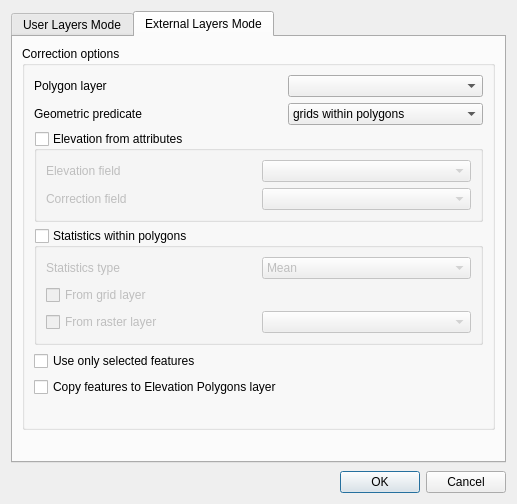
Qt form flo2d/ui/grid_elevation.ui (FLO-2DSoftware/qgis-flo-2d-plugin) before a commit.
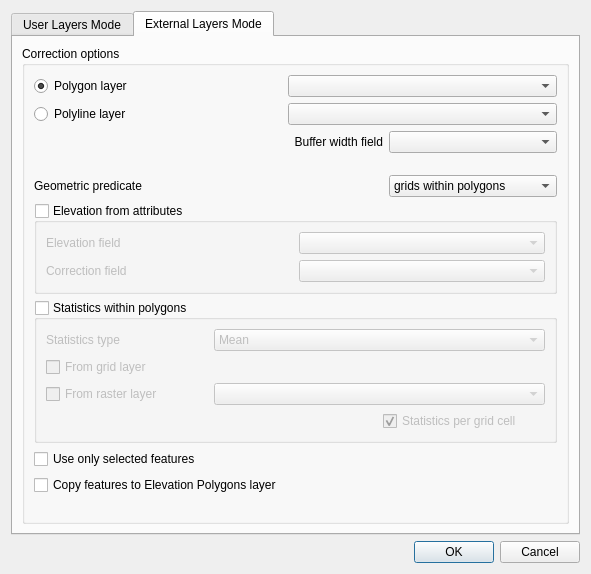
The same form after that commit. The open tabs and pages were chosen to show the change.

Diff of the .ui file:
```diff
--- a/flo2d/ui/grid_elevation.ui
+++ b/flo2d/ui/grid_elevation.ui
@@ -6,8 +6,8 @@
    <rect>
     <x>0</x>
     <y>0</y>
-    <width>517</width>
-    <height>504</height>
+    <width>534</width>
+    <height>574</height>
    </rect>
   </property>
   <property name="sizePolicy">
@@ -198,7 +198,55 @@
           <bool>false</bool>
          </property>
          <layout class="QGridLayout" name="gridLayout_3">
-          <item row="10" column="0" colspan="2">
+          <item row="18" column="0">
+           <spacer name="verticalSpacer_5">
+            <property name="orientation">
+             <enum>Qt::Vertical</enum>
+            </property>
+            <property name="sizeHint" stdset="0">
+             <size>
+              <width>20</width>
+              <height>40</height>
+             </size>
+            </property>
+           </spacer>
+          </item>
+          <item row="7" column="3">
+           <widget class="QComboBox" name="predicate_cbo">
+            <item>
+             <property name="text">
+              <string>grids within polygons</string>
+             </property>
+            </item>
+            <item>
+             <property name="text">
+              <string>centroids within polygons</string>
+             </property>
+            </item>
+           </widget>
+          </item>
+          <item row="16" column="0">
+           <widget class="QCheckBox" name="selected_chbox">
+            <property name="text">
+             <string>Use only selected features</string>
+            </property>
+           </widget>
+          </item>
+          <item row="7" column="0">
+           <widget class="QLabel" name="label_6">
+            <property name="text">
+             <string>Geometric predicate</string>
+            </property>
+           </widget>
+          </item>
+          <item row="17" column="0">
+           <widget class="QCheckBox" name="copy_chbox">
+            <property name="text">
+             <string>Copy features to Elevation Polygons layer</string>
+            </property>
+           </widget>
+          </item>
+          <item row="15" column="0" colspan="4">
            <widget class="QGroupBox" name="stats_grp">
             <property name="title">
              <string>Statistics within polygons</string>
@@ -210,32 +258,6 @@
              <bool>false</bool>
             </property>
             <layout class="QGridLayout" name="gridLayout_5">
-             <item row="2" column="2">
-              <widget class="QComboBox" name="raster_cbo">
-               <property name="enabled">
-                <bool>false</bool>
-               </property>
-              </widget>
-             </item>
-             <item row="0" column="2">
-              <widget class="QComboBox" name="estats_cbo">
-               <item>
-                <property name="text">
-                 <string>Mean</string>
-                </property>
-               </item>
-               <item>
-                <property name="text">
-                 <string>Min</string>
-                </property>
-               </item>
-               <item>
-                <property name="text">
-                 <string>Max</string>
-                </property>
-               </item>
-              </widget>
-             </item>
              <item row="2" column="0">
               <widget class="QCheckBox" name="raster_chbox">
                <property name="text">
@@ -257,40 +279,46 @@
                </property>
               </widget>
              </item>
+             <item row="0" column="2" colspan="2">
+              <widget class="QComboBox" name="estats_cbo">
+               <item>
+                <property name="text">
+                 <string>Mean</string>
+                </property>
+               </item>
+               <item>
+                <property name="text">
+                 <string>Min</string>
+                </property>
+               </item>
+               <item>
+                <property name="text">
+                 <string>Max</string>
+                </property>
+               </item>
+              </widget>
+             </item>
+             <item row="2" column="2" colspan="2">
+              <widget class="QComboBox" name="raster_cbo">
+               <property name="enabled">
+                <bool>false</bool>
+               </property>
+              </widget>
+             </item>
+             <item row="3" column="3">
+              <widget class="QCheckBox" name="stats_per_grid_chbox">
+               <property name="text">
+                <string>Statistics per grid cell</string>
+               </property>
+               <property name="checked">
+                <bool>true</bool>
+               </property>
+              </widget>
+             </item>
             </layout>
            </widget>
           </item>
-          <item row="1" column="0">
-           <widget class="QLabel" name="label_2">
-            <property name="text">
-             <string>Polygon layer</string>
-            </property>
-           </widget>
-          </item>
-          <item row="1" column="1">
-           <widget class="QComboBox" name="vector_cbo"/>
-          </item>
-          <item row="11" column="0">
-           <widget class="QCheckBox" name="selected_chbox">
-            <property name="text">
-             <string>Use only selected features</string>
-            </property>
-           </widget>
-          </item>
-          <item row="13" column="0">
-           <spacer name="verticalSpacer_5">
-            <property name="orientation">
-             <enum>Qt::Vertical</enum>
-            </property>
-            <property name="sizeHint" stdset="0">
-             <size>
-              <width>20</width>
-              <height>40</height>
-             </size>
-            </property>
-           </spacer>
-          </item>
-          <item row="9" column="0" colspan="2">
+          <item row="14" column="0" colspan="4">
            <widget class="QGroupBox" name="fields_grp">
             <property name="sizeIncrement">
              <size>
@@ -331,31 +359,55 @@
             </layout>
            </widget>
           </item>
-          <item row="12" column="0">
-           <widget class="QCheckBox" name="copy_chbox">
+          <item row="4" column="0">
+           <widget class="QRadioButton" name="polyline_rb">
             <property name="text">
-             <string>Copy features to Elevation Polygons layer</string>
+             <string>Polyline layer</string>
             </property>
            </widget>
           </item>
-          <item row="3" column="1">
-           <widget class="QComboBox" name="predicate_cbo">
-            <item>
-             <property name="text">
-              <string>grids within polygons</string>
-             </property>
-            </item>
-            <item>
-             <property name="text">
-              <string>centroids within polygons</string>
-             </property>
-            </item>
-           </widget>
-          </item>
           <item row="3" column="0">
-           <widget class="QLabel" name="label_6">
+           <widget class="QRadioButton" name="polygon_rb">
             <property name="text">
-             <string>Geometric predicate</string>
+             <string>Polygon layer</string>
+            </property>
+            <property name="checked">
+             <bool>true</bool>
+            </property>
+           </widget>
+          </item>
+          <item row="6" column="0">
+           <spacer name="verticalSpacer">
+            <property name="orientation">
+             <enum>Qt::Vertical</enum>
+            </property>
+            <property name="sizeHint" stdset="0">
+             <size>
+              <width>20</width>
+              <height>40</height>
+             </size>
+            </property>
+           </spacer>
+          </item>
+          <item row="5" column="3">
+           <widget class="QComboBox" name="buffer_field_cbo"/>
+          </item>
+          <item row="3" column="1" colspan="3">
+           <widget class="QComboBox" name="vector_polygon_cbo"/>
+          </item>
+          <item row="4" column="1" colspan="3">
+           <widget class="QComboBox" name="vector_polyline_cbo"/>
+          </item>
+          <item row="5" column="2">
+           <widget class="QLabel" name="label_8">
+            <property name="text">
+             <string>Buffer width field</string>
+            </property>
+            <property name="alignment">
+             <set>Qt::AlignRight|Qt::AlignTrailing|Qt::AlignVCenter</set>
+            </property>
+            <property name="indent">
+             <number>-1</number>
             </property>
            </widget>
           </item>
```
